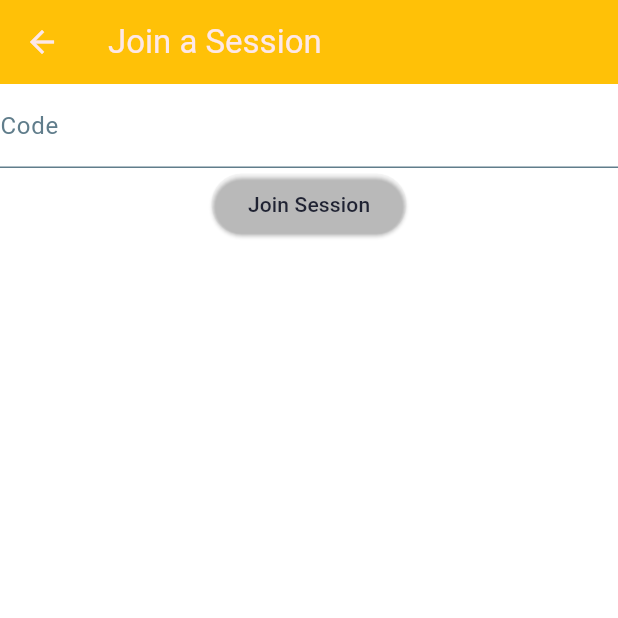
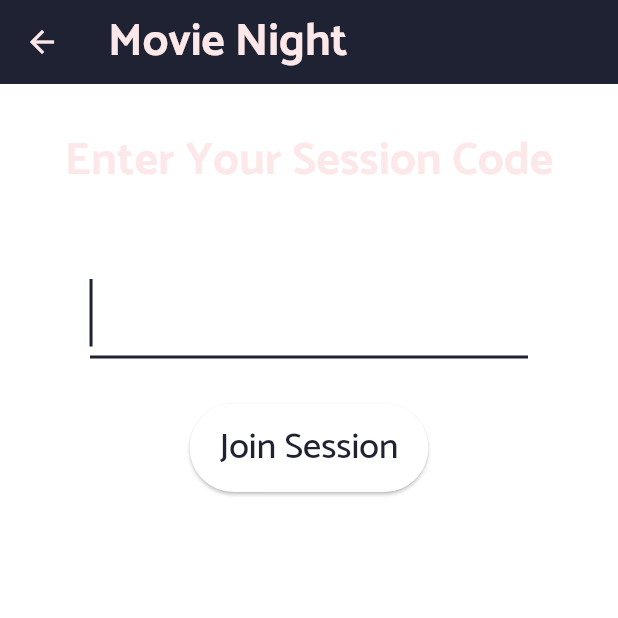
Before and after one commit to zhou0248/flutter-project-final, a Flutter app: the CodeEnteringScreen screen opened directly, on a phone screen of 412 x 824 dp, the top half of it. Run offline on Flutter 3.47's test engine with Material 3 defaults, Android fonts, the phone set to English and light mode, and no system bars; our stand-ins replace device_info_plus, flutter_dotenv, shared_preferences; missing offline and left inert: android_id; accounts and stored records are empty.

Commit message:
apply app theme to screens

```diff
--- a/lib/screens/codeEnteringScreen.dart
+++ b/lib/screens/codeEnteringScreen.dart
@@ -1,4 +1,5 @@
 import 'package:flutter/material.dart';
+import 'package:flutter_project/helpers/appTheme.dart';
 
 class CodeEnteringScreen extends StatefulWidget {
   const CodeEnteringScreen({super.key});
@@ -8,29 +9,60 @@ class CodeEnteringScreen extends StatefulWidget {
 }
 
 class _CodeEnteringScreenState extends State<CodeEnteringScreen> {
+  final _formKey = GlobalKey<FormState>();
   String code = '';
 
   @override
   Widget build(BuildContext context) {
     return Scaffold(
       appBar: AppBar(
-        title: Text("Join a Session"),
-        backgroundColor: Colors.amber,
+        title: const Text("Movie Night"),
+        foregroundColor: AppTheme.appBarTheme.foregroundColor,
+        backgroundColor: AppTheme.appBarTheme.backgroundColor,
+        titleTextStyle: AppTheme.textTheme.titleMedium,
       ),
       body: Center(
+        child: SafeArea(
+          child: Padding(
+            padding: AppTheme.largePadding,
+            child: Form(
+              key: _formKey,
               child: Column(
                 children: [
-            TextField(
+                  Text(
+                    'Enter Your Session Code',
+                    style: AppTheme.textTheme.titleMedium,
+                  ),
+                  Padding(
+                    padding: AppTheme.largePadding,
+                    child: TextFormField(
+                      keyboardType: TextInputType.number,
+                      autofocus: true,
+                      textInputAction: TextInputAction.done,
+                      style: AppTheme.textTheme.titleMedium,
                       onChanged: (value) {
                         setState(() {
                           code = value;
                         });
                       },
+                      validator: (value) {
+                        if (value == null ||
+                            value.isEmpty ||
+                            value.length != 4) {
+                          return 'Please enter a valid code';
+                        }
+                        return null;
+                      },
                       decoration: InputDecoration(
-                labelText: 'Code',
+                        labelText: 'Enter Code Here',
+                        labelStyle: TextStyle(
+                            color: AppTheme.colorScheme.onPrimary,
+                            fontSize: 20.0),
+                      ),
                     ),
                   ),
                   ElevatedButton(
+                    style: AppTheme.elevatedButtonStyle,
                     onPressed: () {
                       Navigator.pop(context);
                     },
@@ -39,6 +71,9 @@ class _CodeEnteringScreenState extends State<CodeEnteringScreen> {
                 ],
               ),
             ),
+          ),
+        ),
+      ),
     );
   }
 }
--- a/lib/screens/codeSharingScreen.dart
+++ b/lib/screens/codeSharingScreen.dart
@@ -23,8 +23,12 @@ class _CodeSharingScreenState extends State<CodeSharingScreen> {
       body: Center(
         child: Column(
           children: [
-            Text('Code: $code'),
+            Padding(
+              padding: AppTheme.defaultPadding,
+              child: Text('Code: $code'),
+            ),
             ElevatedButton(
+              style: AppTheme.elevatedButtonStyle,
               onPressed: () {
                 Navigator.pop(context);
               },
--- a/lib/screens/selectionScreen.dart
+++ b/lib/screens/selectionScreen.dart
@@ -37,6 +37,8 @@ class _MovieSelectionState extends State<MovieSelectionScreen> {
       body: isLoading
           ? const Center(child: CircularProgressIndicator())
           : Center(
+              child: Padding(
+                padding: AppTheme.defaultPadding,
                 child: Dismissible(
                   key: Key(movies[0]['id'].toString()),
                   onDismissed: (direction) {
@@ -51,6 +53,7 @@ class _MovieSelectionState extends State<MovieSelectionScreen> {
                               '$imageBaseUrl${movies[0]['poster_path']}')
                           : Image.asset('assets/default_poster.jpg'),
                     ],
+                  ),
                 ),
               ),
             ),
```
Lines whose indentation alone changed are shown as unchanged.
